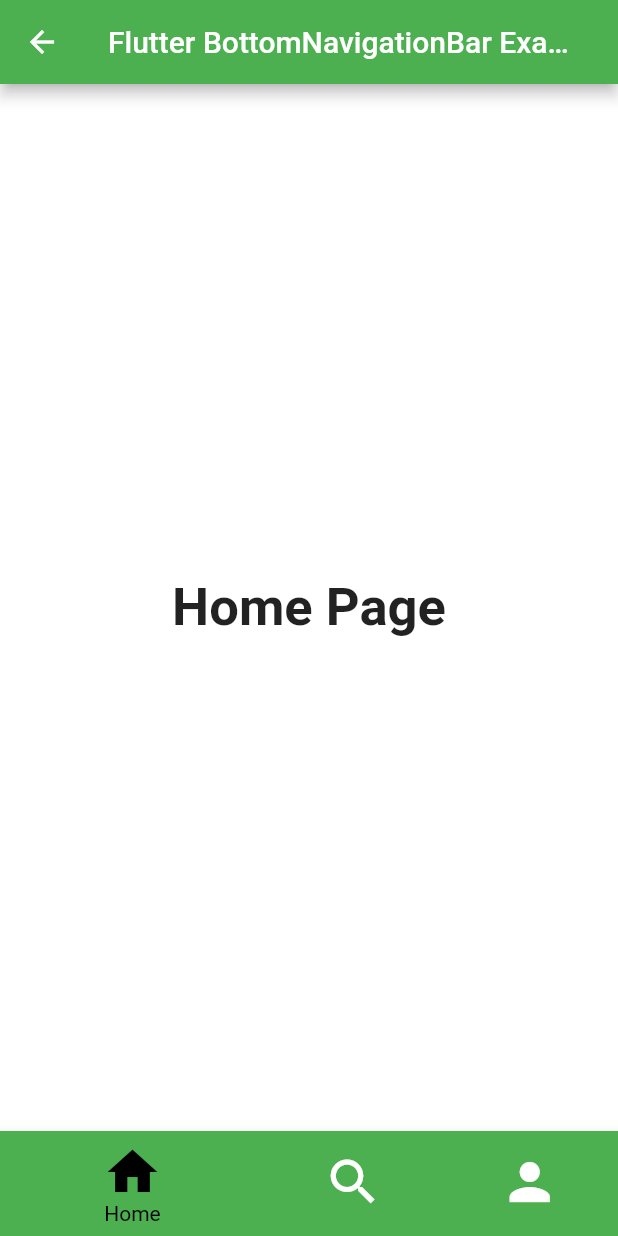
After one commit to himanshusingh335/just_another_blogger, a Flutter app: the MyNavigationBar screen opened by its route, on a phone screen of 412 x 824 dp. The commit adds this screen. Run offline on Flutter 3.47's test engine with Material 2 defaults, Android fonts, the light colour scheme and no system bars; our stand-ins replace flutter_svg.

Commit message:
💄 add home screen

```diff
--- a/lib/main.dart
+++ b/lib/main.dart
@@ -2,6 +2,7 @@ import 'package:flutter/material.dart';
 import 'package:just_another_blogger/constants.dart';
 import 'package:just_another_blogger/screens/Login/login_screen.dart';
 import 'package:just_another_blogger/screens/Signup/signup_screen.dart';
+import 'package:just_another_blogger/screens/home_screen.dart';
 
 import 'screens/Welcome/welcome_screen.dart';
 
@@ -44,7 +45,8 @@ class MyApp extends StatelessWidget {
       routes: {
         WelcomeScreen.routeName: (context) => const WelcomeScreen(),
         LoginScreen.routeName: (context) => const LoginScreen(),
-        SignUpScreen.routeName: (context) => const SignUpScreen()
+        SignUpScreen.routeName: (context) => const SignUpScreen(),
+        MyNavigationBar.routeName: (context) => const MyNavigationBar()
       },
     );
   }
--- a/lib/screens/Login/components/login_form.dart
+++ b/lib/screens/Login/components/login_form.dart
@@ -1,4 +1,5 @@
 import 'package:flutter/material.dart';
+import 'package:just_another_blogger/screens/home_screen.dart';
 
 import '../../../constants.dart';
 import '../../../widgets/already_have_an_account_acheck.dart';
@@ -46,7 +47,9 @@ class LoginForm extends StatelessWidget {
           Hero(
             tag: "login_btn",
             child: ElevatedButton(
-              onPressed: () {},
+              onPressed: () {
+                Navigator.pushNamed(context, MyNavigationBar.routeName);
+              },
               child: Text(
                 "Login".toUpperCase(),
               ),
--- /dev/null
+++ b/lib/screens/home_screen.dart
@@ -0,0 +1,62 @@
+import 'package:flutter/material.dart';
+
+class MyNavigationBar extends StatefulWidget {
+  const MyNavigationBar({Key? key}) : super(key: key);
+
+  static const String routeName = '/home';
+
+  @override
+  MyNavigationBarState createState() => MyNavigationBarState();
+}
+
+class MyNavigationBarState extends State<MyNavigationBar> {
+  int _selectedIndex = 0;
+  static const List<Widget> _widgetOptions = <Widget>[
+    Text('Home Page',
+        style: TextStyle(fontSize: 35, fontWeight: FontWeight.bold)),
+    Text('Search Page',
+        style: TextStyle(fontSize: 35, fontWeight: FontWeight.bold)),
+    Text('Profile Page',
+        style: TextStyle(fontSize: 35, fontWeight: FontWeight.bold)),
+  ];
+
+  void _onItemTapped(int index) {
+    setState(() {
+      _selectedIndex = index;
+    });
+  }
+
+  @override
+  Widget build(BuildContext context) {
+    return Scaffold(
+      appBar: AppBar(
+          title: const Text('Flutter BottomNavigationBar Example'),
+          backgroundColor: Colors.green),
+      body: Center(
+        child: _widgetOptions.elementAt(_selectedIndex),
+      ),
+      bottomNavigationBar: BottomNavigationBar(
+          items: const <BottomNavigationBarItem>[
+            BottomNavigationBarItem(
+                icon: Icon(Icons.home),
+                label: 'Home',
+                backgroundColor: Colors.green),
+            BottomNavigationBarItem(
+                icon: Icon(Icons.search),
+                label: 'Search',
+                backgroundColor: Colors.yellow),
+            BottomNavigationBarItem(
+              icon: Icon(Icons.person),
+              label: 'Profile',
+              backgroundColor: Colors.blue,
+            ),
+          ],
+          type: BottomNavigationBarType.shifting,
+          currentIndex: _selectedIndex,
+          selectedItemColor: Colors.black,
+          iconSize: 40,
+          onTap: _onItemTapped,
+          elevation: 5),
+    );
+  }
+}
```
